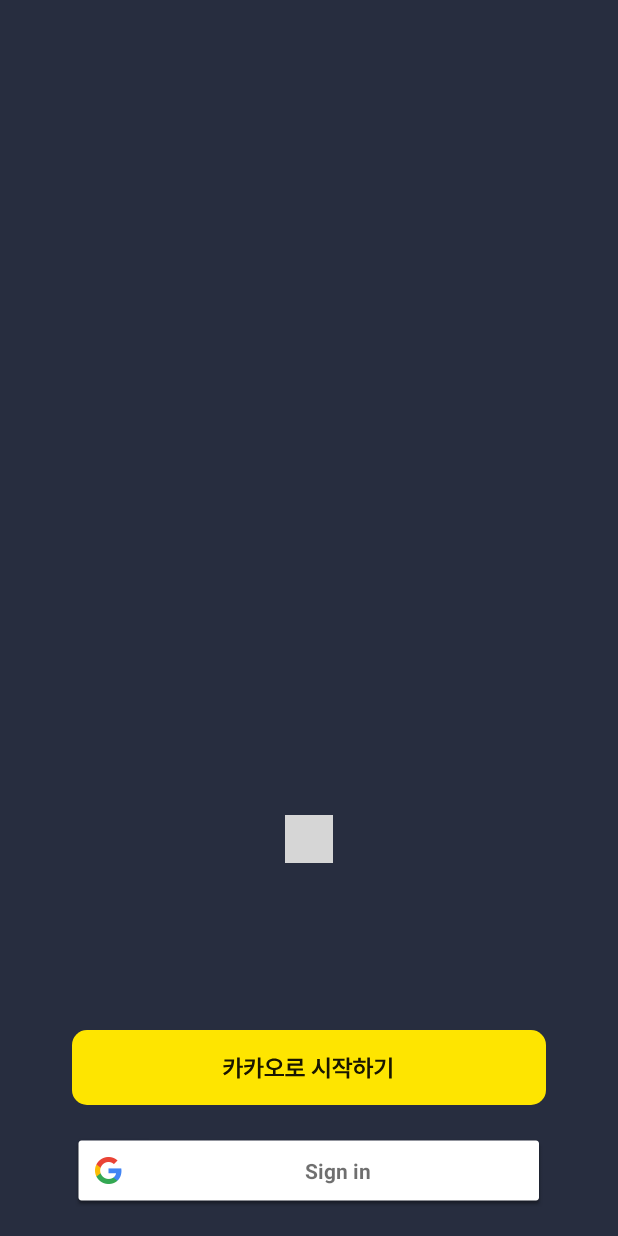
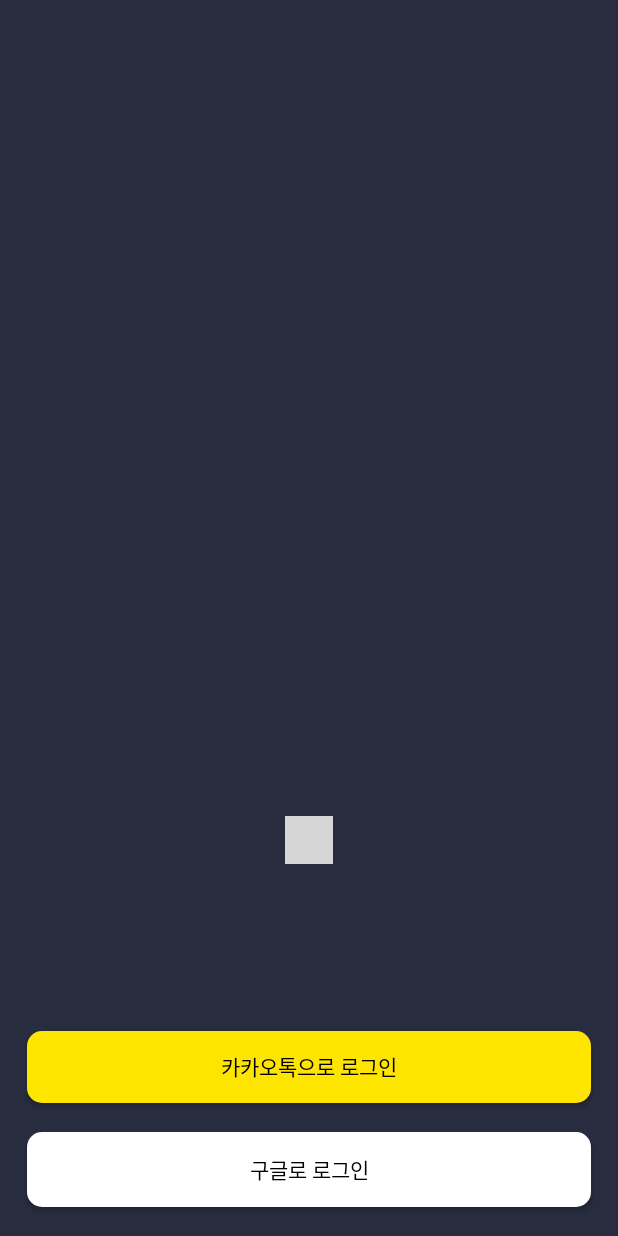
Before and after one commit to hojoJeong/Fondue, an Android app: the LoginActivity screen opened directly, with no data from a screen before it, on a phone screen of 412 x 824 dp. Run offline under Robolectric (Android 15) with nearby library versions, the phone set to English and light mode, and no system bars; our stand-ins replace Dagger/Hilt's generated code, data binding; libraries missing offline, so code that uses them is left out: com.kakao.sdk, com.skydoves.balloon; plain views replace CircleIndicator3; Roboto replaces fonts that are not available here; 1 statement that could not run was skipped; grey boxes are pictures that could not be loaded.

Commit message:
feat: #2 소셜 로그인 버튼 디자인 변경

```diff
--- /dev/null
+++ b/Android/FundYou/app/src/main/res/drawable/bg_rect_transparent_golden_yellow_radius10_stroke0.xml
@@ -0,0 +1,11 @@
+<?xml version="1.0" encoding="utf-8"?>
+<shape xmlns:android="http://schemas.android.com/apk/res/android"
+    android:shape="rectangle">
+
+    <corners
+        android:radius="10dp"/>
+
+    <solid
+        android:color="@color/golden_yellow"/>
+
+</shape>
--- /dev/null
+++ b/Android/FundYou/app/src/main/res/drawable/bg_rect_transparent_white_radius10_stroke0.xml
@@ -0,0 +1,11 @@
+<?xml version="1.0" encoding="utf-8"?>
+<shape xmlns:android="http://schemas.android.com/apk/res/android"
+    android:shape="rectangle">
+
+    <corners
+        android:radius="10dp"/>
+
+    <solid
+        android:color="@color/white"/>
+
+</shape>
--- a/Android/FundYou/app/src/main/res/layout/activity_login.xml
+++ b/Android/FundYou/app/src/main/res/layout/activity_login.xml
@@ -31,23 +31,28 @@
             app:layout_constraintEnd_toEndOf="parent"
             app:layout_constraintStart_toStartOf="parent" />
 
-        <ImageButton
+        <androidx.appcompat.widget.AppCompatButton
             android:id="@+id/btn_login_kakao"
-            android:layout_width="wrap_content"
-            android:layout_height="wrap_content"
+            style="@style/base_font_medium_14_black"
+            android:layout_width="0dp"
+            android:layout_height="48dp"
+            android:layout_marginHorizontal="@dimen/base_horizontal_margin"
             android:layout_marginTop="107dp"
-            android:background="@color/transparent"
-            android:src="@drawable/bg_kakao_login"
+            android:background="@drawable/bg_rect_transparent_golden_yellow_radius10_stroke0"
+            android:text="@string/content_kakao_login"
             app:layout_constraintEnd_toEndOf="parent"
             app:layout_constraintStart_toStartOf="parent"
             app:layout_constraintTop_toBottomOf="@id/vp_login_banner" />
 
-        <com.google.android.gms.common.SignInButton
+        <androidx.appcompat.widget.AppCompatButton
             android:id="@+id/btn_login_google"
+            style="@style/base_font_medium_14_black"
             android:layout_width="0dp"
-            android:layout_height="wrap_content"
+            android:layout_height="50dp"
             android:layout_marginTop="19dp"
             android:layout_marginBottom="19dp"
+            android:background="@drawable/bg_rect_transparent_white_radius10_stroke0"
+            android:text="@string/content_google_login"
             app:layout_constraintBottom_toBottomOf="parent"
             app:layout_constraintEnd_toEndOf="@id/btn_login_kakao"
             app:layout_constraintStart_toStartOf="@id/btn_login_kakao"
--- a/Android/FundYou/app/src/main/res/values/colors.xml
+++ b/Android/FundYou/app/src/main/res/values/colors.xml
@@ -11,4 +11,5 @@
     <color name="grey">#808080</color>
     <color name="transparent">#00000000</color>
     <color name="midnight_express">#272D3F</color>
+    <color name="golden_yellow">#FEE500</color>
 </resources>
--- a/Android/FundYou/app/src/main/res/values/strings.xml
+++ b/Android/FundYou/app/src/main/res/values/strings.xml
@@ -5,4 +5,6 @@
     <string name="content_login_banner_1">선물을 펀딩으로 받아보세요!</string>
     <string name="content_login_banner_2">받고 싶은 선물을 선택한 후,\n링크를 공유해 보세요.</string>
     <string name="content_login_banner_3">링크를 통해,\n친구들이 선물을 펀딩 할 거에요.</string>
+    <string name="content_kakao_login">카카오톡으로 로그인</string>
+    <string name="content_google_login">구글로 로그인</string>
 </resources>
--- a/Android/FundYou/app/src/main/res/values/themes.xml
+++ b/Android/FundYou/app/src/main/res/values/themes.xml
@@ -30,9 +30,17 @@
         <item name="android:textSize">16sp</item>
     </style>
 
+    <style name="base_font_bold_14" parent="base_font_bold">
+        <item name="android:textSize">14sp</item>
+    </style>
+
     <!-- medium size -->
     <style name="base_font_medium_16" parent="base_font_medium">
         <item name="android:textSize">16sp</item>
+    </style>
+
+    <style name="base_font_medium_14" parent="base_font_medium">
+        <item name="android:textSize">14sp</item>
     </style>
 
     <!-- medium size color -->
@@ -44,7 +52,15 @@
         <item name="android:textColor">@color/white</item>
     </style>
 
+    <style name="base_font_medium_14_black" parent="base_font_medium_14">
+        <item name="android:textColor">@color/black</item>
+    </style>
+
     <!-- bold size color -->
+    <style name="base_font_bold_14_black" parent="base_font_bold_14">
+        <item name="android:textColor">@color/black</item>
+    </style>
+
     <style name="base_font_bold_16_black" parent="base_font_bold_16">
         <item name="android:textColor">@color/black</item>
     </style>
--- a/Android/FundYou/gradle/libs.versions.toml
+++ b/Android/FundYou/gradle/libs.versions.toml
@@ -39,6 +39,7 @@
 google_auth_version = "20.4.1"
 google_service_version = "4.3.15"
 firebase_version = "31.2.0"
+
 
 [libraries]
 google_firebase = { module = "com.google.firebase:firebase-bom", version.ref = "firebase_version" }
```
